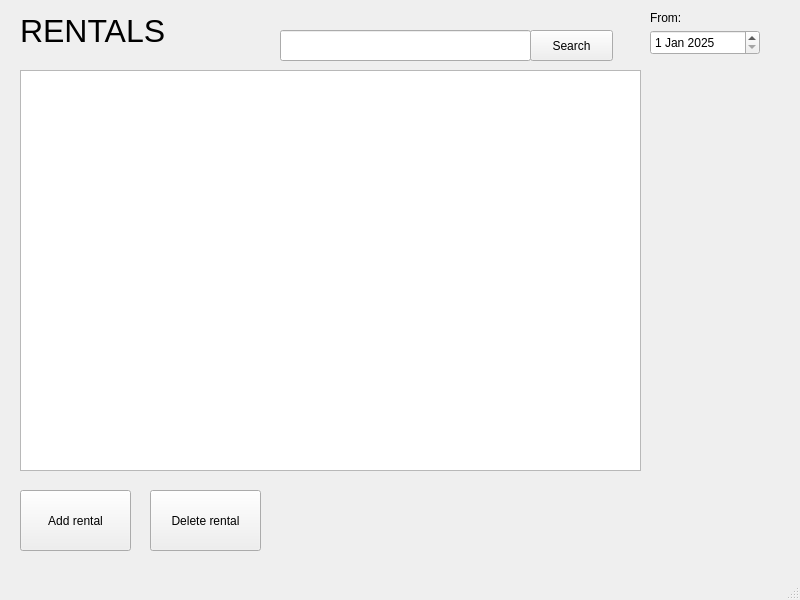
Before: the Qt Designer form rentalwindow.ui in sluchson/Projekt-Studia-HotelSystem, drawn with Qt 5.
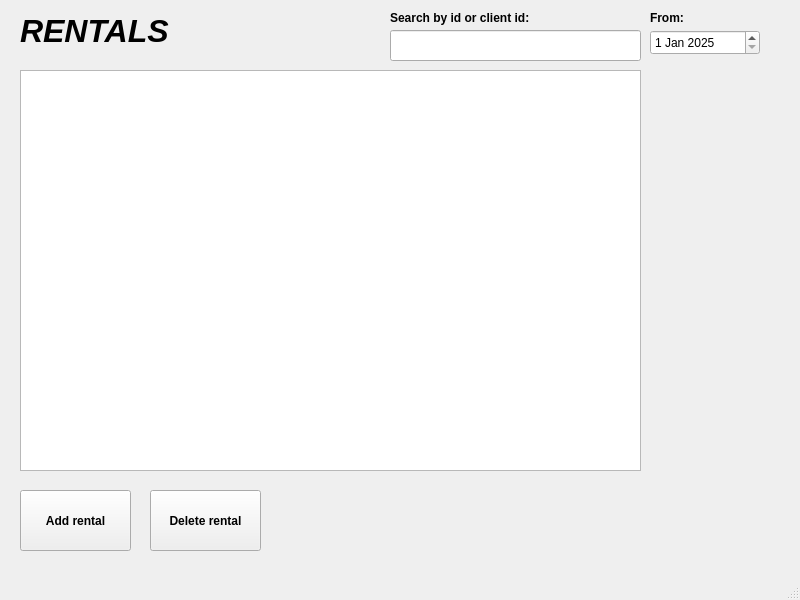
After: the same form once the commit is applied.

Diff of the .ui file:
```diff
--- a/rentalwindow.ui
+++ b/rentalwindow.ui
@@ -33,6 +33,11 @@
       <height>61</height>
      </rect>
     </property>
+    <property name="font">
+     <font>
+      <bold>true</bold>
+     </font>
+    </property>
     <property name="text">
      <string>Add rental</string>
     </property>
@@ -46,6 +51,11 @@
       <height>61</height>
      </rect>
     </property>
+    <property name="font">
+     <font>
+      <bold>true</bold>
+     </font>
+    </property>
     <property name="text">
      <string>Delete rental</string>
     </property>
@@ -53,26 +63,13 @@
    <widget class="QLineEdit" name="lineEdit_searchRental">
     <property name="geometry">
      <rect>
-      <x>280</x>
+      <x>390</x>
       <y>30</y>
       <width>251</width>
       <height>31</height>
      </rect>
     </property>
    </widget>
-   <widget class="QPushButton" name="pushButton_searchRental">
-    <property name="geometry">
-     <rect>
-      <x>530</x>
-      <y>30</y>
-      <width>83</width>
-      <height>31</height>
-     </rect>
-    </property>
-    <property name="text">
-     <string>Search</string>
-    </property>
-   </widget>
    <widget class="QLabel" name="labelClients">
     <property name="geometry">
      <rect>
@@ -85,6 +82,8 @@
     <property name="font">
      <font>
       <pointsize>24</pointsize>
+      <italic>true</italic>
+      <bold>true</bold>
      </font>
     </property>
     <property name="text">
@@ -117,10 +116,33 @@
       <height>16</height>
      </rect>
     </property>
+    <property name="font">
+     <font>
+      <bold>true</bold>
+     </font>
+    </property>
     <property name="text">
      <string>From:</string>
     </property>
    </widget>
+   <widget class="QLabel" name="label_4">
+    <property name="geometry">
+     <rect>
+      <x>390</x>
+      <y>10</y>
+      <width>181</width>
+      <height>16</height>
+     </rect>
+    </property>
+    <property name="font">
+     <font>
+      <bold>true</bold>
+     </font>
+    </property>
+    <property name="text">
+     <string>Search by id or client id:</string>
+    </property>
+   </widget>
   </widget>
   <widget class="QMenuBar" name="menubar">
    <property name="geometry">
```
Left out of the diff: 2 changed lines with no effect on the pictures.
